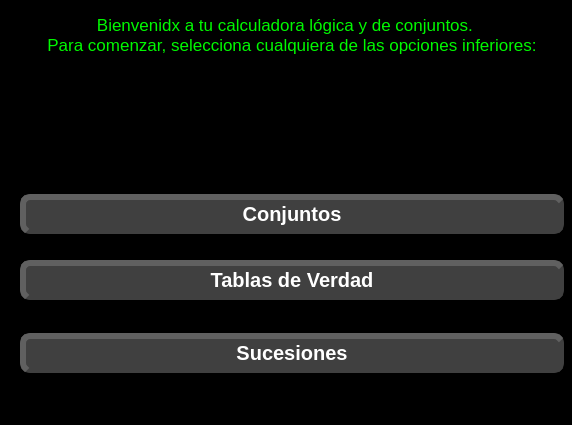
haik-x/Discrete-Math-Toolkit, file Designs/Menu.ui: the form before one commit.
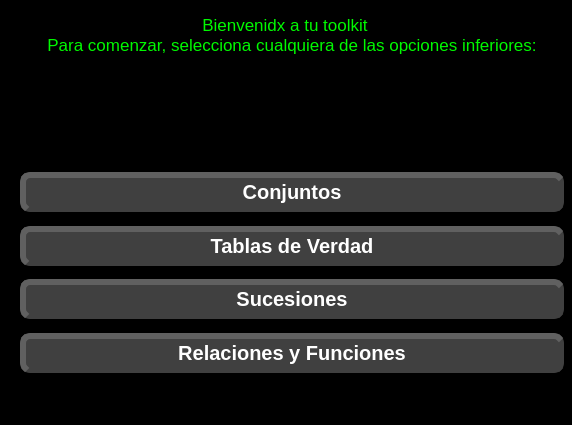
The form after the commit.

Commit message: Implementation of new Function and Relations interface

The edit to the form file:
```diff
--- a/Designs/Menu.ui
+++ b/Designs/Menu.ui
@@ -57,7 +57,7 @@
 &lt;html&gt;&lt;head&gt;&lt;meta name=&quot;qrichtext&quot; content=&quot;1&quot; /&gt;&lt;style type=&quot;text/css&quot;&gt;
 p, li { white-space: pre-wrap; }
 &lt;/style&gt;&lt;/head&gt;&lt;body style=&quot; font-family:'MS Shell Dlg 2'; font-size:8.25pt; font-weight:400; font-style:normal;&quot;&gt;
-&lt;p align=&quot;center&quot; style=&quot; margin-top:0px; margin-bottom:0px; margin-left:0px; margin-right:0px; -qt-block-indent:0; text-indent:0px;&quot;&gt;&lt;span style=&quot; font-family:'.AppleSystemUIFont'; font-size:13pt; color:#00f900;&quot;&gt;Bienvenidx a tu calculadora lógica y de conjuntos.   &lt;/span&gt;&lt;/p&gt;
+&lt;p align=&quot;center&quot; style=&quot; margin-top:0px; margin-bottom:0px; margin-left:0px; margin-right:0px; -qt-block-indent:0; text-indent:0px;&quot;&gt;&lt;span style=&quot; font-family:'.AppleSystemUIFont'; font-size:13pt; color:#00f900;&quot;&gt;Bienvenidx a tu toolkit   &lt;/span&gt;&lt;/p&gt;
 &lt;p align=&quot;center&quot; style=&quot; margin-top:0px; margin-bottom:0px; margin-left:0px; margin-right:0px; -qt-block-indent:0; text-indent:0px;&quot;&gt;&lt;span style=&quot; font-family:'.AppleSystemUIFont'; font-size:13pt; color:#00f900;&quot;&gt;Para comenzar, selecciona cualquiera de las opciones inferiores:&lt;/span&gt;&lt;/p&gt;
 &lt;p align=&quot;center&quot; style=&quot;-qt-paragraph-type:empty; margin-top:0px; margin-bottom:0px; margin-left:0px; margin-right:0px; -qt-block-indent:0; text-indent:0px; font-family:'.AppleSystemUIFont'; font-size:13pt;&quot;&gt;&lt;br /&gt;&lt;/p&gt;&lt;/body&gt;&lt;/html&gt;</string>
        </property>
@@ -86,11 +86,30 @@
       </widget>
      </item>
      <item>
-      <widget class="QLabel" name="label">
-       <property name="text">
-        <string/>
+      <spacer name="verticalSpacer_6">
+       <property name="orientation">
+        <enum>Qt::Vertical</enum>
        </property>
-      </widget>
+       <property name="sizeHint" stdset="0">
+        <size>
+         <width>20</width>
+         <height>40</height>
+        </size>
+       </property>
+      </spacer>
+     </item>
+     <item>
+      <spacer name="verticalSpacer_2">
+       <property name="orientation">
+        <enum>Qt::Vertical</enum>
+       </property>
+       <property name="sizeHint" stdset="0">
+        <size>
+         <width>20</width>
+         <height>40</height>
+        </size>
+       </property>
+      </spacer>
      </item>
      <item>
       <widget class="QPushButton" name="pushButton">
@@ -114,6 +133,19 @@
        </property>
       </widget>
      </item>
+     <item>
+      <spacer name="verticalSpacer_3">
+       <property name="orientation">
+        <enum>Qt::Vertical</enum>
+       </property>
+       <property name="sizeHint" stdset="0">
+        <size>
+         <width>20</width>
+         <height>40</height>
+        </size>
+       </property>
+      </spacer>
+     </item>
      <item>
       <spacer name="verticalSpacer">
        <property name="orientation">
@@ -149,6 +181,54 @@
        </property>
       </widget>
      </item>
+     <item>
+      <spacer name="verticalSpacer_4">
+       <property name="orientation">
+        <enum>Qt::Vertical</enum>
+       </property>
+       <property name="sizeHint" stdset="0">
+        <size>
+         <width>20</width>
+         <height>40</height>
+        </size>
+       </property>
+      </spacer>
+     </item>
+     <item>
+      <spacer name="verticalSpacer_5">
+       <property name="orientation">
+        <enum>Qt::Vertical</enum>
+       </property>
+       <property name="sizeHint" stdset="0">
+        <size>
+         <width>20</width>
+         <height>40</height>
+        </size>
+       </property>
+      </spacer>
+     </item>
+     <item>
+      <widget class="QPushButton" name="pushButton_4">
+       <property name="styleSheet">
+        <string notr="true">QPushButton {
+    background-color: #404040;
+    color: #FFFFFF;
+    border-style: outset;
+    padding: 2px;
+    font: bold 20px;
+    border-width: 6px;
+    border-radius: 10px;
+    border-color: #404040;
+}
+QPushButton:hover {
+    background-color:#39FF14;
+}</string>
+       </property>
+       <property name="text">
+        <string>Relaciones y Funciones</string>
+       </property>
+      </widget>
+     </item>
     </layout>
    </widget>
   </widget>
```
The commit also changes 6 other files.
